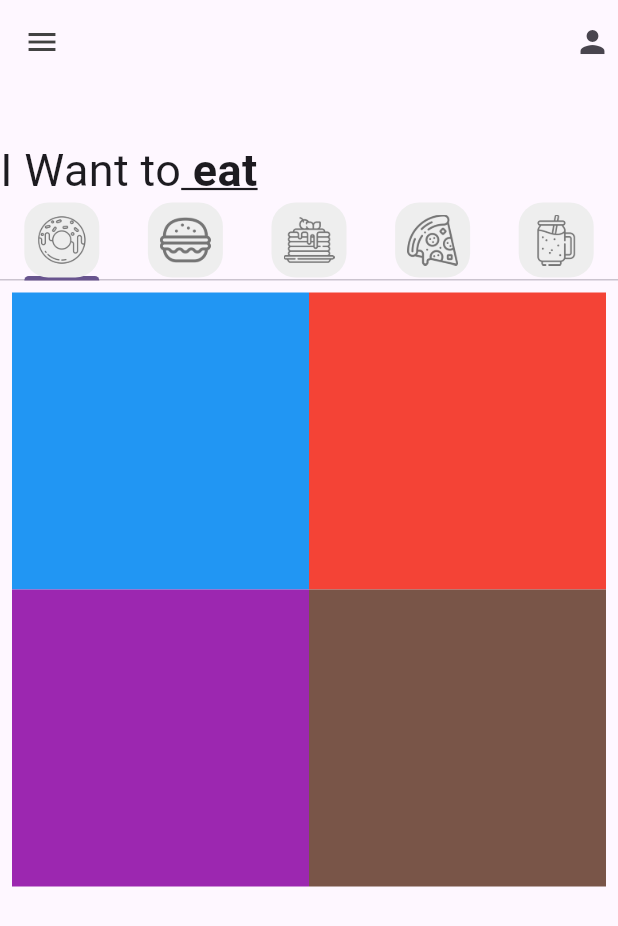
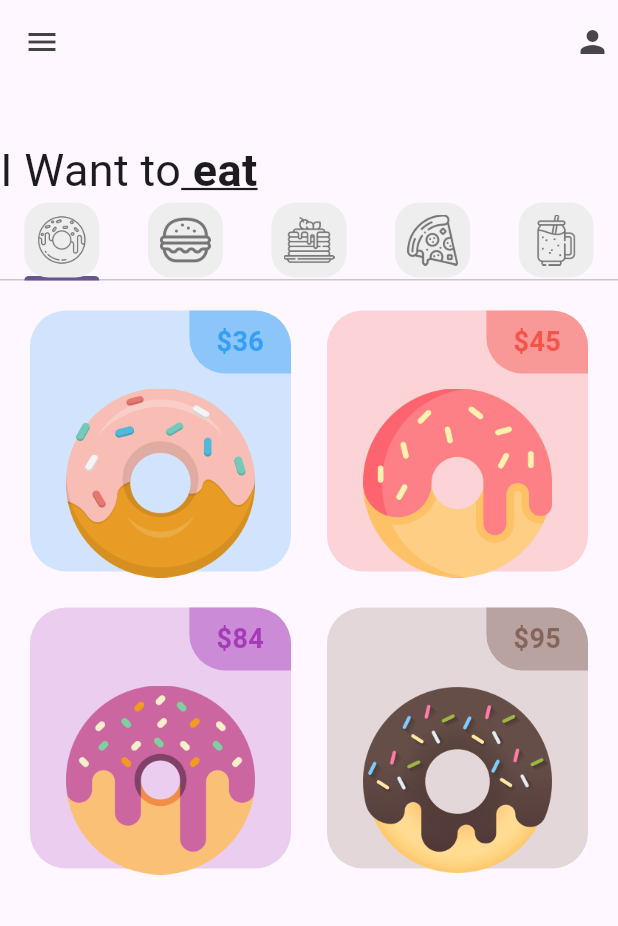
Before and after one commit to Luill823/donut_app_2b_illescas, a Flutter app: the screen it shows after launch, on a phone screen of 412 x 824 dp. Shown: the top 926 px of the screen. Run offline on Flutter 3.47's test engine with Material 3 defaults, Android fonts, the phone set to English and light mode, and no system bars.

Commit message:
Price tag added

```diff
--- a/lib/tabs/donut_tab.dart
+++ b/lib/tabs/donut_tab.dart
@@ -32,7 +32,7 @@ class DonutTab extends StatelessWidget {
         donutFlavour: donutsOnSale[index] [0],
         donutPrice: donutsOnSale[index] [1],
         donutColor: donutsOnSale[index] [2],
-        imageName: donutsOnSale[index] [3],
+        donutImage: donutsOnSale[index] [3],
         );
 
       });
--- a/lib/utils/donut_tile.dart
+++ b/lib/utils/donut_tile.dart
@@ -3,18 +3,60 @@ import 'package:flutter/material.dart';
 class DonutTile extends StatelessWidget {
   final String donutFlavour;
   final String donutPrice;
-  //dynamic será un tipo de color
-  final dynamic donutColor;
-  final String imageName;
+  final Color donutColor;
+  final String donutImage;
 
-  const DonutTile({super.key, required this.donutFlavour, required this.donutPrice, this.donutColor, required this.imageName});
+  const DonutTile({
+    super.key,
+    required this.donutFlavour,
+    required this.donutPrice,
+    required this.donutColor,
+    required this.donutImage,
+  });
 
   @override
   Widget build(BuildContext context) {
-    return Container(
-    decoration: BoxDecoration(
-      color: donutColor[500]
-    ),
-   );
+    return Padding(
+      padding: const EdgeInsets.all(12.0),
+      child: Container(
+        decoration: BoxDecoration(
+          color: donutColor.withOpacity(0.2),
+          borderRadius: BorderRadius.circular(24),
+        ),
+        child: Column(
+          children: [
+            // Price Tag
+            Row(
+              mainAxisAlignment: MainAxisAlignment.end,
+              children: [
+                Container(
+                  decoration: BoxDecoration(
+                    color: donutColor.withOpacity(0.4),
+                    borderRadius: const BorderRadius.only(
+                      topRight: Radius.circular(24),
+                      bottomLeft: Radius.circular(24),
+                    ),
+                  ),
+                  padding: const EdgeInsets.symmetric(vertical: 8, horizontal: 18),
+                  child: Text(
+                    '\$$donutPrice',
+                    style: TextStyle(
+                      fontWeight: FontWeight.bold,
+                      fontSize: 18,
+                      color: donutColor.withOpacity(0.8),
+                    ),
+                  ),
+                ),
+              ],
+            ),
+            // Donut Image
+            Padding(
+              padding: const EdgeInsets.symmetric(vertical: 10, horizontal: 24),
+              child: Image.asset(donutImage),
+            ),
+          ],
+        ),
+      ),
+    );
   }
 }
```
